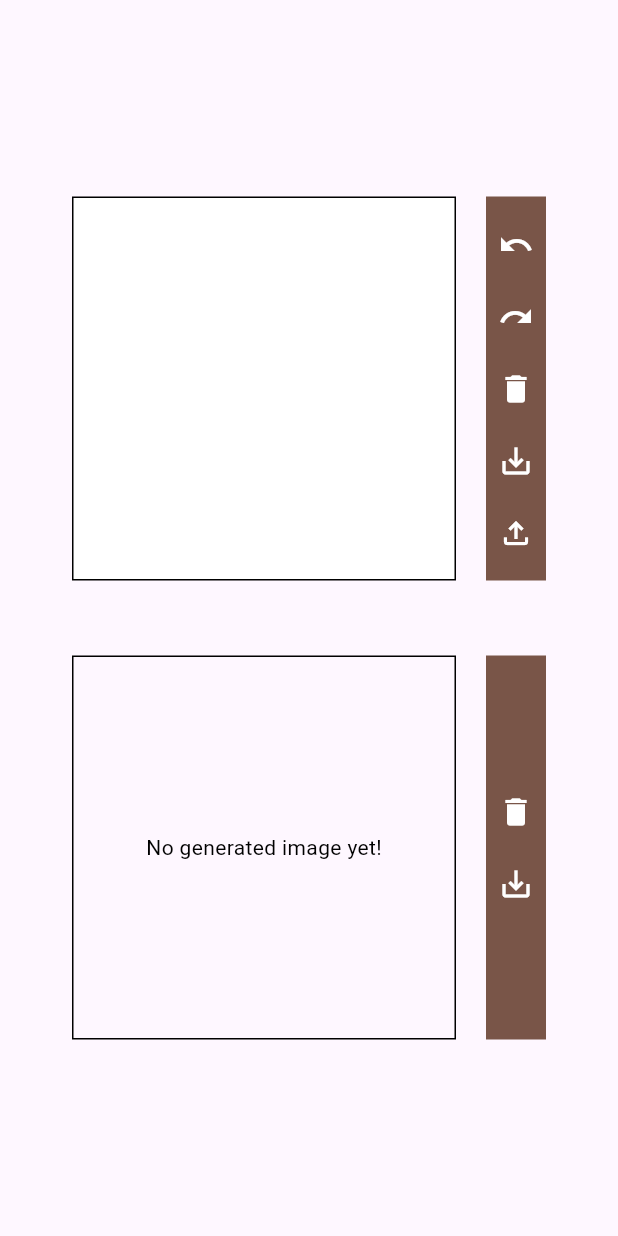
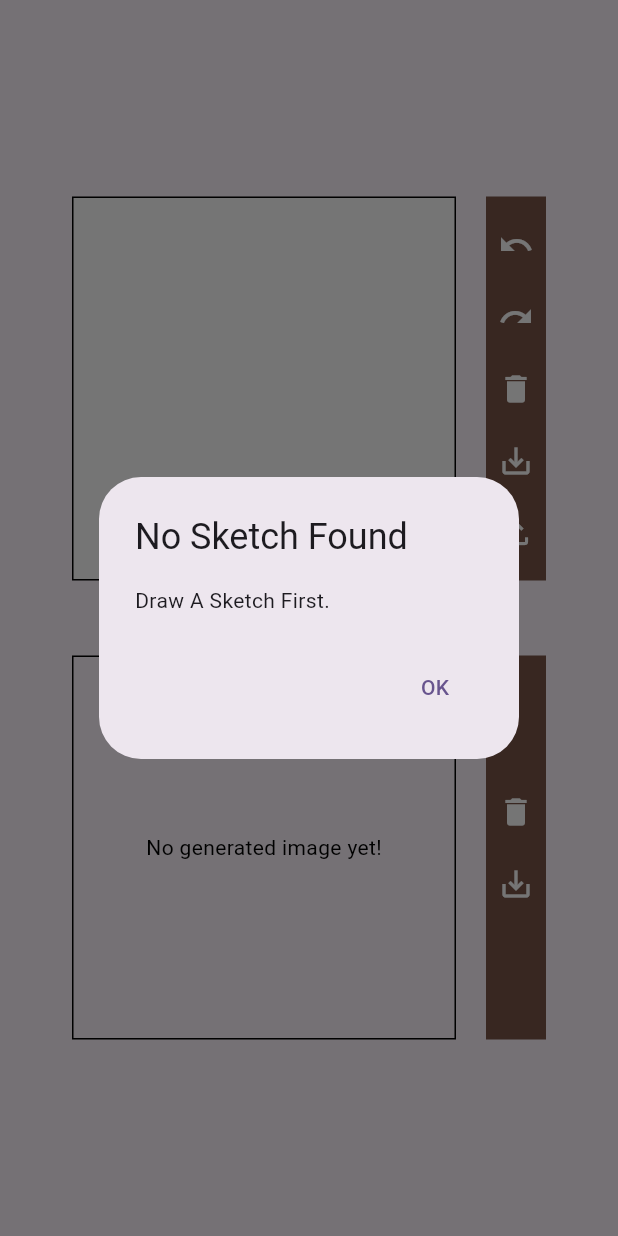
Before and after one commit to offfahad/human-face-sketch-to-real, a Flutter app: the screen it shows after launch, after a tap on the "save alt" icon, on a phone screen of 412 x 824 dp. Run offline on Flutter 3.47's test engine with Material 3 defaults, Android fonts, the light colour scheme and no system bars; our stand-ins replace cloud_firestore, file_picker, firebase_auth, image_gallery_saver, image_picker, splashscreen; accounts and stored records are empty.

Commit message:
sketch-saved-button-done

```diff
--- a/Frontend/human_face_generator/lib/screen2.dart
+++ b/Frontend/human_face_generator/lib/screen2.dart
@@ -36,6 +36,10 @@ class _Screen2State extends State<Screen2> {
 
   Widget imageOutput = Container();
 
+  bool isSavedPressed = false;
+  var listBytes;
+  Uint8List? convertedBytes;
+
   void saveToImage(List<DrawingPoint?> points) async {
     final recorder = ui.PictureRecorder();
     final canvas = Canvas(
@@ -66,7 +70,7 @@ class _Screen2State extends State<Screen2> {
     final img = await picture.toImage(256, 256);
 
     final pngBytes = await img.toByteData(format: ui.ImageByteFormat.png);
-    final listBytes = Uint8List.view(pngBytes!.buffer);
+    listBytes = Uint8List.view(pngBytes!.buffer);
 
     //File file = await writeBytes(listBytes);
     String base64 = base64Encode(listBytes);
@@ -112,63 +116,37 @@ class _Screen2State extends State<Screen2> {
     });
   }
 
-  void saveImageToGallery() async {
-    if (drawingPoints.isNotEmpty) {
-      final recorder = ui.PictureRecorder();
-      final canvas = Canvas(
-        recorder,
-        Rect.fromPoints(const Offset(0.0, 0.0), const Offset(256, 256)),
-      );
-      Paint paint = Paint()
-        ..color = const ui.Color.fromARGB(255, 255, 255, 255)
-        ..strokeCap = StrokeCap.round
-        ..strokeWidth = 2.0;
-      final paint2 = Paint()
-        ..style = PaintingStyle.fill
-        ..color = const ui.Color.fromARGB(255, 0, 0, 0);
-      canvas.drawRect(const Rect.fromLTWH(0, 0, 256, 256), paint2);
-
-      for (int i = 0; i < drawingPoints.length - 1; i++) {
-        for (int j = 0; j < drawingPoints[i].offsets.length - 1; j++) {
-          canvas.drawLine(
-            drawingPoints[i].offsets[j],
-            drawingPoints[i].offsets[j + 1],
-            paint,
-          );
-        }
-      }
-
-      final picture = recorder.endRecording();
-      final img = await picture.toImage(256, 256);
-
-      final pngBytes = await img.toByteData(format: ui.ImageByteFormat.png);
-      final listBytes = Uint8List.view(pngBytes!.buffer);
-
-      // Save to the gallery
-      final result = await ImageGallerySaver.saveImage(listBytes);
-
-      if (result['isSuccess']) {
-        showSaveDialog(context, true, '');
-      } else {
-        showSaveDialog(context, false, result['errorMessage']);
-      }
-    }
-  }
-
-  void showSaveDialog(
-      BuildContext context, bool isSuccess, String errorMessage) {
+  void showImageSavedDialog(BuildContext context) {
     showDialog(
       context: context,
       builder: (BuildContext context) {
         return AlertDialog(
-          title: isSuccess ? const Text('Success') : const Text('Error'),
-          content: isSuccess
-              ? const Text('Image saved to gallery')
-              : Text('Error saving image: $errorMessage'),
-          actions: <Widget>[
+          title: const Text('Image Saved'),
+          content: const Text('Image Stored In Gallery.'),
+          actions: [
             TextButton(
               onPressed: () {
-                Navigator.of(context).pop();
+                Navigator.of(context).pop(); // Close the dialog
+              },
+              child: const Text('OK'),
+            ),
+          ],
+        );
+      },
+    );
+  }
+
+    void showImageNotSavedDialog(BuildContext context) {
+    showDialog(
+      context: context,
+      builder: (BuildContext context) {
+        return AlertDialog(
+          title: const Text('No Sketch Found'),
+          content: const Text('Draw A Sketch First.'),
+          actions: [
+            TextButton(
+              onPressed: () {
+                Navigator.of(context).pop(); // Close the dialog
               },
               child: const Text('OK'),
             ),
@@ -327,7 +305,20 @@ class _Screen2State extends State<Screen2> {
                           ),
                           IconButton(
                             onPressed: () {
-                              saveImageToGallery();
+                              setState(() {
+                                if(drawingPoints.isNotEmpty){
+                                  final result = ImageGallerySaver.saveImage(Uint8List.fromList(listBytes));
+                                  if (result != null){
+                                    showImageSavedDialog(context);
+                                  }
+                                  else{
+                                    showImageNotSavedDialog(context);
+                                  }
+                                }
+                                else{
+                                  showImageNotSavedDialog(context);
+                                }
+                              });
                             },
                             icon: const Icon(
                               Icons.save_alt_outlined,
```
